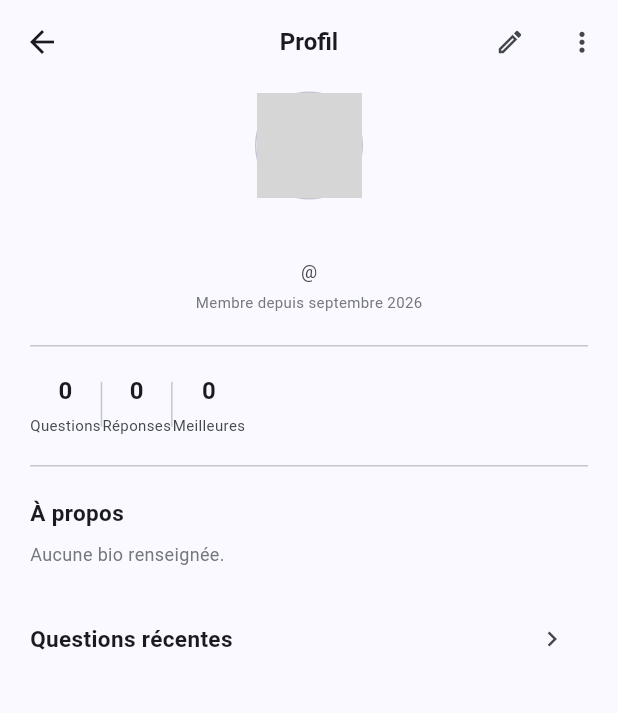
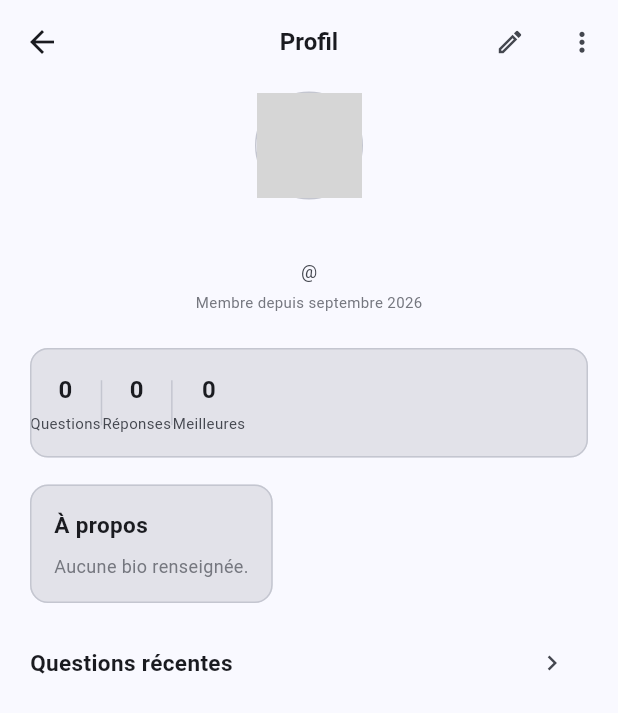
Before and after one commit to FlutterFire-Summer-Camp-Groupe-12/ask-dev, a Flutter app: the SettingsPage screen opened by its route, after a tap on the "person" icon, on a phone screen of 412 x 824 dp. Shown: the top 713 px of the screen. Run offline on Flutter 3.47's test engine with Material 3 defaults, Android fonts, the phone set to English and light mode, and no system bars; our stand-ins replace auto_route, cloud_firestore, equatable, firebase_auth, firebase_core, flutter_bloc and 4 more; accounts and stored records are empty; network calls fail; grey boxes are pictures that could not be loaded.

Commit message:
Uniformise les pages settings, profil, formulaire et auth sur le style de carte

```diff
--- a/lib/features/auth/presentation/pages/login_page.dart
+++ b/lib/features/auth/presentation/pages/login_page.dart
@@ -41,7 +41,8 @@ class _LoginPageState extends State<LoginPage> {
     final cubit = context.read<AuthCubit>();
     return BlocListener<AuthCubit, AuthState>(
       listenWhen: (previous, current) {
-        final becameAuthenticated = current.status == AuthStatus.authenticated &&
+        final becameAuthenticated =
+            current.status == AuthStatus.authenticated &&
             previous.status != AuthStatus.authenticated;
         final failed = current.error != null && previous.error != current.error;
         return becameAuthenticated || failed;
@@ -58,9 +59,13 @@ class _LoginPageState extends State<LoginPage> {
         body: SafeArea(
           child: Center(
             child: SingleChildScrollView(
-              padding: const EdgeInsets.all(24),
+              padding: const EdgeInsets.all(16),
               child: ConstrainedBox(
                 constraints: const BoxConstraints(maxWidth: 420),
+                child: Card(
+                  margin: EdgeInsets.zero,
+                  child: Padding(
+                    padding: const EdgeInsets.all(20),
                     child: Form(
                       key: _formKey,
                       autovalidateMode: AutovalidateMode.onUserInteraction,
@@ -70,7 +75,10 @@ class _LoginPageState extends State<LoginPage> {
                             mainAxisSize: MainAxisSize.min,
                             crossAxisAlignment: CrossAxisAlignment.stretch,
                             children: [
-                          IdentifierField(controller: _identifierController, enabled: !state.isSubmitting),
+                              IdentifierField(
+                                controller: _identifierController,
+                                enabled: !state.isSubmitting,
+                              ),
                               const SizedBox(height: 16),
                               PasswordField(
                                 controller: _passwordController,
@@ -79,12 +87,16 @@ class _LoginPageState extends State<LoginPage> {
                               ),
                               const SizedBox(height: 24),
                               FilledButton(
-                            onPressed: state.isSubmitting ? null : () => _submit(cubit),
+                                onPressed: state.isSubmitting
+                                    ? null
+                                    : () => _submit(cubit),
                                 child: state.isSubmitting
                                     ? const SizedBox(
                                         height: 20,
                                         width: 20,
-                                    child: CircularProgressIndicator(strokeWidth: 2),
+                                        child: CircularProgressIndicator(
+                                          strokeWidth: 2,
+                                        ),
                                       )
                                     : const Text('Se connecter'),
                               ),
@@ -97,8 +109,12 @@ class _LoginPageState extends State<LoginPage> {
                               TextButton(
                                 onPressed: state.isSubmitting
                                     ? null
-                                : () => context.router.push(const RegisterRoute()),
-                            child: const Text("Pas encore de compte ? Inscrivez-vous"),
+                                    : () => context.router.push(
+                                        const RegisterRoute(),
+                                      ),
+                                child: const Text(
+                                  "Pas encore de compte ? Inscrivez-vous",
+                                ),
                               ),
                             ],
                           );
@@ -110,6 +126,8 @@ class _LoginPageState extends State<LoginPage> {
               ),
             ),
           ),
+        ),
+      ),
     );
   }
 }
--- a/lib/features/auth/presentation/pages/register_page.dart
+++ b/lib/features/auth/presentation/pages/register_page.dart
@@ -44,7 +44,8 @@ class _RegisterPageState extends State<RegisterPage> {
     final cubit = context.read<AuthCubit>();
     return BlocListener<AuthCubit, AuthState>(
       listenWhen: (previous, current) {
-        final becameAuthenticated = current.status == AuthStatus.authenticated &&
+        final becameAuthenticated =
+            current.status == AuthStatus.authenticated &&
             previous.status != AuthStatus.authenticated;
         final failed = current.error != null && previous.error != current.error;
         return becameAuthenticated || failed;
@@ -61,9 +62,13 @@ class _RegisterPageState extends State<RegisterPage> {
         body: SafeArea(
           child: Center(
             child: SingleChildScrollView(
-              padding: const EdgeInsets.all(24),
+              padding: const EdgeInsets.all(16),
               child: ConstrainedBox(
                 constraints: const BoxConstraints(maxWidth: 420),
+                child: Card(
+                  margin: EdgeInsets.zero,
+                  child: Padding(
+                    padding: const EdgeInsets.all(20),
                     child: Form(
                       key: _formKey,
                       autovalidateMode: AutovalidateMode.onUserInteraction,
@@ -73,9 +78,15 @@ class _RegisterPageState extends State<RegisterPage> {
                             mainAxisSize: MainAxisSize.min,
                             crossAxisAlignment: CrossAxisAlignment.stretch,
                             children: [
-                          PseudoField(controller: _pseudoController, enabled: !state.isSubmitting),
+                              PseudoField(
+                                controller: _pseudoController,
+                                enabled: !state.isSubmitting,
+                              ),
                               const SizedBox(height: 16),
-                          EmailField(controller: _emailController, enabled: !state.isSubmitting),
+                              EmailField(
+                                controller: _emailController,
+                                enabled: !state.isSubmitting,
+                              ),
                               const SizedBox(height: 16),
                               PasswordField(
                                 controller: _passwordController,
@@ -84,12 +95,16 @@ class _RegisterPageState extends State<RegisterPage> {
                               ),
                               const SizedBox(height: 24),
                               FilledButton(
-                            onPressed: state.isSubmitting ? null : () => _submit(cubit),
+                                onPressed: state.isSubmitting
+                                    ? null
+                                    : () => _submit(cubit),
                                 child: state.isSubmitting
                                     ? const SizedBox(
                                         height: 20,
                                         width: 20,
-                                    child: CircularProgressIndicator(strokeWidth: 2),
+                                        child: CircularProgressIndicator(
+                                          strokeWidth: 2,
+                                        ),
                                       )
                                     : const Text('Créer le compte'),
                               ),
@@ -102,8 +117,12 @@ class _RegisterPageState extends State<RegisterPage> {
                               TextButton(
                                 onPressed: state.isSubmitting
                                     ? null
-                                : () => context.router.push(const LoginRoute()),
-                            child: const Text('Déjà un compte ? Connectez-vous'),
+                                    : () => context.router.push(
+                                        const LoginRoute(),
+                                      ),
+                                child: const Text(
+                                  'Déjà un compte ? Connectez-vous',
+                                ),
                               ),
                             ],
                           );
@@ -115,6 +134,8 @@ class _RegisterPageState extends State<RegisterPage> {
               ),
             ),
           ),
+        ),
+      ),
     );
   }
 }
--- a/lib/features/forum/presentation/pages/ask_question_page.dart
+++ b/lib/features/forum/presentation/pages/ask_question_page.dart
@@ -84,8 +84,6 @@ class _AskQuestionViewState extends State<AskQuestionView> {
       listener: _onStateChanged,
       child: Scaffold(
         appBar: AppBar(
-          elevation: 0,
-          centerTitle: true,
           leading: IconButton(
             onPressed: () => Navigator.maybePop(context),
             icon: const Icon(Icons.close),
@@ -93,10 +91,7 @@ class _AskQuestionViewState extends State<AskQuestionView> {
             color: Theme.of(context).colorScheme.onSurfaceVariant,
             tooltip: 'Fermer',
           ),
-          title: const Text(
-            'Poser une question',
-            style: TextStyle(fontSize: 16, fontWeight: FontWeight.w600),
-          ),
+          title: const Text('Poser une question'),
         ),
         body: SafeArea(
           top: false,
@@ -183,7 +178,8 @@ class _AskQuestionViewState extends State<AskQuestionView> {
             ),
             decoration: questionFieldDecoration(
               colors: colors,
-              hintText: 'ex. Pourquoi mon BlocProvider ne trouve pas le cubit ?',
+              hintText:
+                  'ex. Pourquoi mon BlocProvider ne trouve pas le cubit ?',
               hasError: error != null,
             ),
           ),
@@ -244,10 +240,7 @@ class _AskQuestionViewState extends State<AskQuestionView> {
                     contentPadding: const EdgeInsets.all(14),
                     hintText:
                         'Décrivez le problème, puis ce que vous attendiez…',
-                    hintStyle: TextStyle(
-                      color: colors.outline,
-                      fontSize: 13,
-                    ),
+                    hintStyle: TextStyle(color: colors.outline, fontSize: 13),
                   ),
                 ),
               ],
@@ -322,10 +315,7 @@ class _AskQuestionViewState extends State<AskQuestionView> {
                   )
                 : const Text(
                     'Publier la question',
-                    style: TextStyle(
-                      fontSize: 14,
-                      fontWeight: FontWeight.w600,
-                    ),
+                    style: TextStyle(fontSize: 14, fontWeight: FontWeight.w600),
                   ),
           ),
         );
@@ -391,7 +381,9 @@ class _WritingTips extends StatelessWidget {
           ),
           children: [
             _Tip('Résumez le problème dans le titre, en une phrase.'),
-            _Tip('Décrivez ce que vous avez déjà essayé et le résultat obtenu.'),
+            _Tip(
+              'Décrivez ce que vous avez déjà essayé et le résultat obtenu.',
+            ),
             _Tip('Ajoutez le code minimal qui reproduit le problème.'),
             _Tip('Collez le message d\'erreur complet, pas un résumé.'),
           ],
@@ -416,11 +408,7 @@ class _Tip extends StatelessWidget {
         children: [
           Padding(
             padding: const EdgeInsets.only(top: 5, right: 8),
-            child: Icon(
-              Icons.circle,
-              size: 5,
-              color: colors.onSurfaceVariant,
-            ),
+            child: Icon(Icons.circle, size: 5, color: colors.onSurfaceVariant),
           ),
           Expanded(
             child: Text(
--- a/lib/features/profile/presentation/pages/edit_profile_page.dart
+++ b/lib/features/profile/presentation/pages/edit_profile_page.dart
@@ -69,9 +69,13 @@ class _EditProfilePageState extends State<EditProfilePage> {
         body: SafeArea(
           child: Center(
             child: SingleChildScrollView(
-              padding: const EdgeInsets.all(24),
+              padding: const EdgeInsets.all(16),
               child: ConstrainedBox(
                 constraints: const BoxConstraints(maxWidth: 500),
+                child: Card(
+                  margin: EdgeInsets.zero,
+                  child: Padding(
+                    padding: const EdgeInsets.all(20),
                     child: Form(
                       key: _formKey,
                       autovalidateMode: AutovalidateMode.onUserInteraction,
@@ -123,18 +127,24 @@ class _EditProfilePageState extends State<EditProfilePage> {
                               ),
                               const SizedBox(height: 28),
                               FilledButton(
-                            onPressed: isSaving ? null : () => _submit(cubit),
+                                onPressed: isSaving
+                                    ? null
+                                    : () => _submit(cubit),
                                 child: isSaving
                                     ? const SizedBox(
                                         height: 20,
                                         width: 20,
-                                    child: CircularProgressIndicator(strokeWidth: 2),
+                                        child: CircularProgressIndicator(
+                                          strokeWidth: 2,
+                                        ),
                                       )
                                     : const Text('Enregistrer'),
                               ),
                             ],
                           );
                         },
+                      ),
+                    ),
                   ),
                 ),
               ),
@@ -196,8 +206,9 @@ class _TopicInputState extends State<_TopicInput> {
               for (final topic in widget.initialTopics)
                 InputChip(
                   label: Text(topic),
-                  onDeleted:
-                      widget.enabled ? () => widget.onRemoved(topic) : null,
+                  onDeleted: widget.enabled
+                      ? () => widget.onRemoved(topic)
+                      : null,
                 ),
             ],
           ),
--- a/lib/features/profile/presentation/pages/profile_page.dart
+++ b/lib/features/profile/presentation/pages/profile_page.dart
@@ -32,16 +32,10 @@ class _ProfilePageState extends State<ProfilePage> {
     final colors = Theme.of(context).colorScheme;
     return Scaffold(
       appBar: AppBar(
-        elevation: 0,
-        title: const Text(
-          'Profil',
-          style: TextStyle(fontSize: 16, fontWeight: FontWeight.w600),
-        ),
-        centerTitle: true,
+        title: const Text('Profil'),
         actions: [
           IconButton(
-            onPressed: () =>
-                context.router.root.push(const EditProfileRoute()),
+            onPressed: () => context.router.root.push(const EditProfileRoute()),
             icon: const Icon(Icons.edit_outlined),
             iconSize: 20,
             color: colors.onSurfaceVariant,
@@ -65,9 +59,7 @@ class _ProfilePageState extends State<ProfilePage> {
             }
             final profile = state.profile;
             if (profile == null) {
-              return const Center(
-                child: Text('Profil indisponible'),
-              );
+              return const Center(child: Text('Profil indisponible'));
             }
             final topics = profile.topics;
             final bio = profile.bio?.trim() ?? '';
@@ -84,9 +76,7 @@ class _ProfilePageState extends State<ProfilePage> {
                           height: 72,
                           decoration: BoxDecoration(
                             shape: BoxShape.circle,
-                            border: Border.all(
-                              color: colors.outlineVariant,
-                            ),
+                            border: Border.all(color: colors.outlineVariant),
                           ),
                           child: CircleAvatar(
                             backgroundColor: colors.surfaceContainerHighest,
@@ -122,32 +112,35 @@ class _ProfilePageState extends State<ProfilePage> {
                         const SizedBox(height: 5),
                         Text(
                           'Membre depuis ${profile.createdAt.format('MMMM yyyy')}',
-                          style: TextStyle(
-                            color: colors.outline,
-                            fontSize: 10,
-                          ),
+                          style: TextStyle(color: colors.outline, fontSize: 10),
                         ),
                       ],
                     ),
                   ),
                   const SizedBox(height: 22),
-                  Divider(color: colors.outlineVariant, height: 1),
-                  const SizedBox(height: 18),
-                  Row(
+                  Card(
+                    margin: const EdgeInsets.symmetric(vertical: 2),
+                    child: Padding(
+                      padding: const EdgeInsets.symmetric(vertical: 16),
+                      child: Row(
                         children: [
-                      _ProfileStat(
-                        value: '0',
-                        label: 'Questions',
-                      ),
+                          const _ProfileStat(value: '0', label: 'Questions'),
                           _VerticalDivider(),
-                      _ProfileStat(value: '0', label: 'Réponses'),
+                          const _ProfileStat(value: '0', label: 'Réponses'),
                           _VerticalDivider(),
-                      _ProfileStat(value: '0', label: 'Meilleures'),
+                          const _ProfileStat(value: '0', label: 'Meilleures'),
                         ],
                       ),
-                  const SizedBox(height: 20),
-                  Divider(color: colors.outlineVariant, height: 1),
-                  const SizedBox(height: 20),
+                    ),
+                  ),
+                  const SizedBox(height: 14),
+                  Card(
+                    margin: const EdgeInsets.symmetric(vertical: 2),
+                    child: Padding(
+                      padding: const EdgeInsets.all(16),
+                      child: Column(
+                        crossAxisAlignment: CrossAxisAlignment.start,
+                        children: [
                           Text(
                             'À propos',
                             style: TextStyle(
@@ -182,11 +175,16 @@ class _ProfilePageState extends State<ProfilePage> {
                               spacing: 6,
                               runSpacing: 7,
                               children: [
-                        for (final topic in topics) _TopicChip(label: topic),
+                                for (final topic in topics)
+                                  _TopicChip(label: topic),
                               ],
                             ),
                           ],
-                  const SizedBox(height: 24),
+                        ],
+                      ),
+                    ),
+                  ),
+                  const SizedBox(height: 14),
                   Row(
                     mainAxisAlignment: MainAxisAlignment.spaceBetween,
                     children: [
--- a/lib/features/settings/presentation/pages/settings_page.dart
+++ b/lib/features/settings/presentation/pages/settings_page.dart
@@ -15,20 +15,15 @@ class SettingsPage extends StatelessWidget {
     final user = context.watch<AuthCubit>().state.user;
     final themeMode = context.watch<SettingsCubit>().state;
     return Scaffold(
-      appBar: AppBar(
-        elevation: 0,
-        title: const Text(
-          'Réglages',
-          style: TextStyle(fontSize: 16, fontWeight: FontWeight.w600),
-        ),
-        centerTitle: true,
-      ),
+      appBar: AppBar(title: const Text('Réglages')),
       body: SafeArea(
         top: false,
         child: ListView(
+          padding: const EdgeInsets.symmetric(vertical: 8),
           children: [
-            const _SectionHeader('Votre compte'),
-            ListTile(
+            _SectionCard(
+              header: 'Votre compte',
+              child: ListTile(
                 leading: CircleAvatar(
                   backgroundColor: colors.surfaceContainerHighest,
                   backgroundImage: user?.photoUrl != null
@@ -40,12 +35,16 @@ class SettingsPage extends StatelessWidget {
                 ),
                 title: Text(user?.displayName ?? user?.email ?? 'Utilisateur'),
                 subtitle: user?.email != null ? Text(user!.email!) : null,
-              trailing: Icon(Icons.chevron_right, color: colors.onSurfaceVariant),
+                trailing: Icon(
+                  Icons.chevron_right,
+                  color: colors.onSurfaceVariant,
+                ),
                 onTap: () => context.router.root.push(const ProfileRoute()),
               ),
-            const Divider(height: 28),
-            const _SectionHeader('Apparence'),
-            SwitchListTile(
+            ),
+            _SectionCard(
+              header: 'Apparence',
+              child: SwitchListTile(
                 secondary: Icon(
                   Icons.dark_mode_outlined,
                   color: colors.onSurfaceVariant,
@@ -55,9 +54,10 @@ class SettingsPage extends StatelessWidget {
                 onChanged: (enabled) =>
                     context.read<SettingsCubit>().toggleDark(enabled: enabled),
               ),
-            const Divider(height: 28),
-            const _SectionHeader('Session'),
-            ListTile(
+            ),
+            _SectionCard(
+              header: 'Session',
+              child: ListTile(
                 leading: Icon(Icons.logout, color: colors.error),
                 title: Text(
                   'Se déconnecter',
@@ -68,8 +68,27 @@ class SettingsPage extends StatelessWidget {
                 ),
                 onTap: () => context.read<AuthCubit>().signOut(),
               ),
+            ),
           ],
         ),
+      ),
+    );
+  }
+}
+
+class _SectionCard extends StatelessWidget {
+  const _SectionCard({required this.header, required this.child});
+
+  final String header;
+  final Widget child;
+
+  @override
+  Widget build(BuildContext context) {
+    return Card(
+      margin: const EdgeInsets.symmetric(horizontal: 16, vertical: 6),
+      child: Column(
+        crossAxisAlignment: CrossAxisAlignment.start,
+        children: [_SectionHeader(header), child],
       ),
     );
   }
@@ -83,7 +102,7 @@ class _SectionHeader extends StatelessWidget {
   @override
   Widget build(BuildContext context) {
     return Padding(
-      padding: const EdgeInsets.fromLTRB(16, 8, 16, 4),
+      padding: const EdgeInsets.fromLTRB(16, 14, 16, 4),
       child: Text(
         label,
         style: TextStyle(
```
Lines whose indentation alone changed are shown as unchanged.
